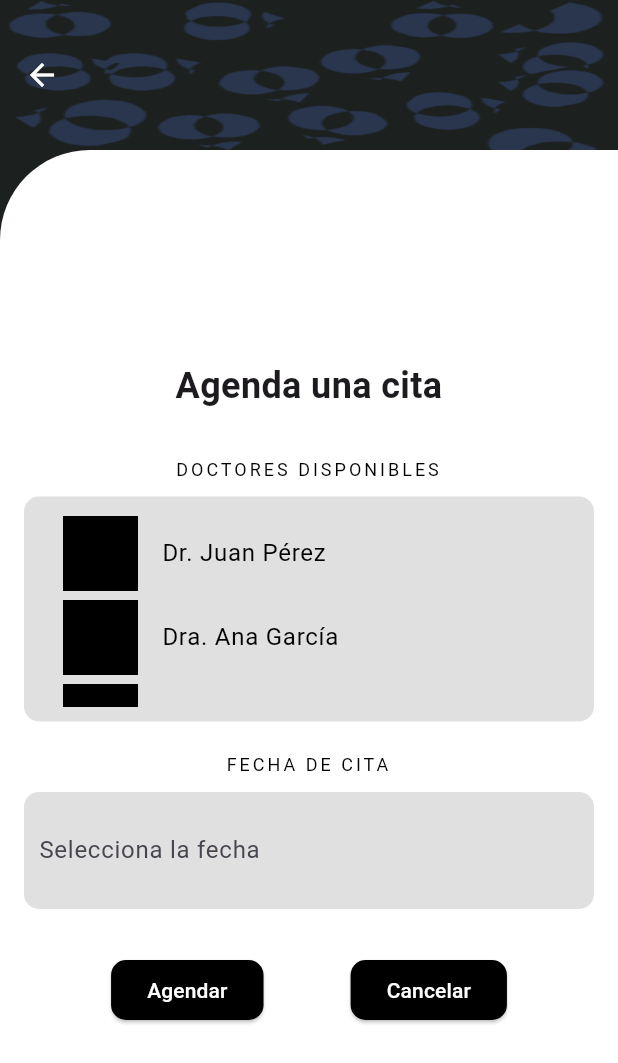
After one commit to MIGU3TR0N/uber_medico, a Flutter app: the ScheduleAppointmentScreen screen opened by its route, on a phone screen of 412 x 824 dp. The commit adds this screen. Shown: the top 1063 px of the screen. Run offline on Flutter 3.47's test engine with Material 3 defaults, Android fonts, the phone set to English and light mode, and no system bars; our stand-ins replace file_picker, simple_icons.

Commit message:
pantalla de agendar cita

```diff
--- a/lib/main.dart
+++ b/lib/main.dart
@@ -1,4 +1,5 @@
 import 'package:flutter/material.dart';
+import 'package:uber_medico/screens/agenda_cita_data_screen.dart';
 import 'package:uber_medico/screens/conductor_data_screen.dart';
 import 'package:uber_medico/screens/doctor_data_screen.dart';
 import 'package:uber_medico/screens/home_screen.dart';
@@ -22,6 +23,7 @@ class MyApp extends StatelessWidget {
         "/register": (context) => const RegisterScreen(),
         "/docDetails": (context) => const DoctorDataScreen(),
         "/conDetails": (context) => ConductorDataScreen(),
+        "/agenCitaDetails": (context) => ScheduleAppointmentScreen()
       },
     );
   }
--- /dev/null
+++ b/lib/screens/agenda_cita_data_screen.dart
@@ -0,0 +1,206 @@
+import 'package:flutter/material.dart';
+
+class ScheduleAppointmentScreen extends StatefulWidget {
+  const ScheduleAppointmentScreen({super.key});
+
+  @override
+  State<ScheduleAppointmentScreen> createState() =>
+      _ScheduleAppointmentScreenState();
+}
+
+class _ScheduleAppointmentScreenState extends State<ScheduleAppointmentScreen> {
+  final _formKey = GlobalKey<FormState>();
+  final _dateController = TextEditingController();
+
+  // Lista de doctores disponibles
+  final List<String> _doctors = [
+    "Dr. Juan Pérez",
+    "Dra. Ana García",
+    "Dr. Carlos Hernández",
+    "Dra. María López",
+  ];
+
+  @override
+  void dispose() {
+    _dateController.dispose();
+    super.dispose();
+  }
+
+  Future<void> _selectDate(BuildContext context) async {
+    final DateTime? picked = await showDatePicker(
+      context: context,
+      initialDate: DateTime.now(),
+      firstDate: DateTime.now(),
+      lastDate: DateTime(2101),
+    );
+    if (picked != null) {
+      setState(() {
+        _dateController.text = "${picked.day}/${picked.month}/${picked.year}";
+      });
+    }
+  }
+
+  @override
+  Widget build(BuildContext context) {
+    return Scaffold(
+      backgroundColor: const Color(0xFF1c2120),
+      appBar: AppBar(
+        iconTheme: const IconThemeData(color: Colors.white),
+        flexibleSpace: Container(
+          decoration: const BoxDecoration(
+            image: DecorationImage(
+              fit: BoxFit.fill,
+              image: AssetImage(
+                'assets/fondo.png',
+              ),
+            ),
+          ),
+        ),
+        actions: [
+          Container(
+            color: const Color.fromARGB(185, 255, 255, 255),
+          ),
+        ],
+        toolbarHeight: 100,
+      ),
+      body: Container(
+        decoration: const BoxDecoration(
+          color: Colors.white,
+          borderRadius: BorderRadius.only(topLeft: Radius.circular(60)),
+        ),
+        child: SafeArea(
+          child: Padding(
+            padding: const EdgeInsets.all(16.0),
+            child: Form(
+              key: _formKey,
+              child: Column(
+                mainAxisAlignment: MainAxisAlignment.center,
+                crossAxisAlignment: CrossAxisAlignment.stretch,
+                children: [
+                  const Text(
+                    'Agenda una cita',
+                    textAlign: TextAlign.center,
+                    style: TextStyle(
+                      fontSize: 24,
+                      fontWeight: FontWeight.bold,
+                    ),
+                  ),
+                  const SizedBox(height: 30),
+
+                  const Text(
+                    'DOCTORES DISPONIBLES',
+                    textAlign: TextAlign.center,
+                    style: TextStyle(
+                      fontSize: 12,
+                      color: Colors.black,
+                      letterSpacing: 2,
+                    ),
+                  ),
+                  const SizedBox(height: 10),
+
+                  // Lista de doctores desplazable
+                  Container(
+                    padding: const EdgeInsets.all(10),
+                    decoration: BoxDecoration(
+                      color: Colors.grey[300],
+                      borderRadius: BorderRadius.circular(10),
+                    ),
+                    height: 150, // Altura para hacer la lista desplazable
+                    child: ListView.builder(
+                      itemCount: _doctors.length,
+                      itemBuilder: (context, index) {
+                        return ListTile(
+                          leading: Container(
+                            width: 50,
+                            height: 50,
+                            color: Colors.black,
+                            //  reemplazar con una imagen de perfil del doctor
+                          ),
+                          title: Text(
+                            _doctors[index],
+                            style: const TextStyle(color: Colors.black),
+                          ),
+                        );
+                      },
+                    ),
+                  ),
+
+                  const SizedBox(height: 20),
+
+                  const Text(
+                    'FECHA DE CITA',
+                    textAlign: TextAlign.center,
+                    style: TextStyle(
+                      fontSize: 12,
+                      color: Colors.black,
+                      letterSpacing: 2,
+                    ),
+                  ),
+                  const SizedBox(height: 10),
+
+                  GestureDetector(
+                    onTap: () => _selectDate(context),
+                    child: AbsorbPointer(
+                      child: Container(
+                        padding: const EdgeInsets.symmetric(
+                            horizontal: 10, vertical: 15),
+                        decoration: BoxDecoration(
+                          color: Colors.grey[300],
+                          borderRadius: BorderRadius.circular(10),
+                        ),
+                        child: TextFormField(
+                          controller: _dateController,
+                          decoration: const InputDecoration(
+                            hintText: 'Selecciona la fecha',
+                            border: InputBorder.none,
+                          ),
+                        ),
+                      ),
+                    ),
+                  ),
+                  const SizedBox(height: 30),
+
+                  Row(
+                    mainAxisAlignment: MainAxisAlignment.spaceEvenly,
+                    children: [
+                      ElevatedButton(
+                        style: ElevatedButton.styleFrom(
+                          backgroundColor: Colors.black,
+                          shape: RoundedRectangleBorder(
+                            borderRadius: BorderRadius.circular(10),
+                          ),
+                        ),
+                        onPressed: () {
+                          if (_formKey.currentState!.validate()) {
+                            // Lógica para agendar cita
+                            print('Cita agendada');
+                          }
+                        },
+                        child: const Text('Agendar',
+                            style: TextStyle(color: Colors.white)),
+                      ),
+                      ElevatedButton(
+                        style: ElevatedButton.styleFrom(
+                          backgroundColor: Colors.black,
+                          shape: RoundedRectangleBorder(
+                            borderRadius: BorderRadius.circular(10),
+                          ),
+                        ),
+                        onPressed: () {
+                          // Lógica para cancelar la cita
+                          print('Cita cancelada');
+                        },
+                        child: const Text('Cancelar',
+                            style: TextStyle(color: Colors.white)),
+                      ),
+                    ],
+                  ),
+                ],
+              ),
+            ),
+          ),
+        ),
+      ),
+    );
+  }
+}
--- a/lib/screens/login_screen.dart
+++ b/lib/screens/login_screen.dart
@@ -14,12 +14,12 @@ class _LoginScreenState extends State<LoginScreen> {
   // Controllers for the text fields
   final _usernameController = TextEditingController();
   final _passwordController = TextEditingController();
+
   @override
   Widget build(BuildContext context) {
     return Scaffold(
       backgroundColor: const Color(0xFF1c2120),
       appBar: AppBar(
-        //backgroundColor: Colors.black,
         flexibleSpace: Container(
           decoration: const BoxDecoration(
             image: DecorationImage(
@@ -61,17 +61,14 @@ class _LoginScreenState extends State<LoginScreen> {
                 mainAxisAlignment: MainAxisAlignment.center,
                 crossAxisAlignment: CrossAxisAlignment.stretch,
                 children: [
-                  // Car Icon (Use a suitable asset)
                   const Text(
                     'Iniciar sesion',
                     textAlign: TextAlign.center,
                     style: TextStyle(
                       fontSize: 38,
                     ),
-                  ), // Replace with your image
-
+                  ),
                   const SizedBox(height: 20),
-
                   TextFormField(
                     decoration: const InputDecoration(
                       labelText: 'Correo',
@@ -86,7 +83,6 @@ class _LoginScreenState extends State<LoginScreen> {
                     },
                   ),
                   const SizedBox(height: 20),
-
                   TextFormField(
                     decoration: const InputDecoration(
                       labelText: 'Contraseña',
@@ -102,15 +98,14 @@ class _LoginScreenState extends State<LoginScreen> {
                     },
                   ),
                   const SizedBox(height: 20),
-
                   ElevatedButton(
                     style: ElevatedButton.styleFrom(
                       backgroundColor: Colors.black,
                     ),
                     onPressed: () {
                       if (_formKey.currentState!.validate()) {
-                        // Perform login logic here
-                        print('Login successful!');
+                        // Redirige a la pantalla de agendar cita
+                        Navigator.pushNamed(context, '/agenCitaDetails');
                       }
                     },
                     child: const Text(
```
